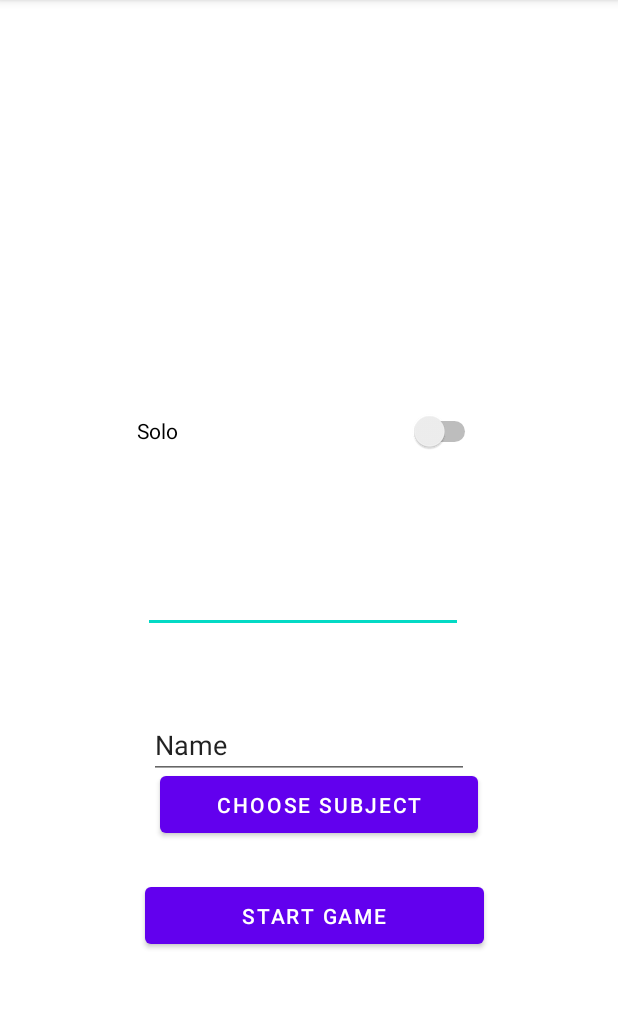
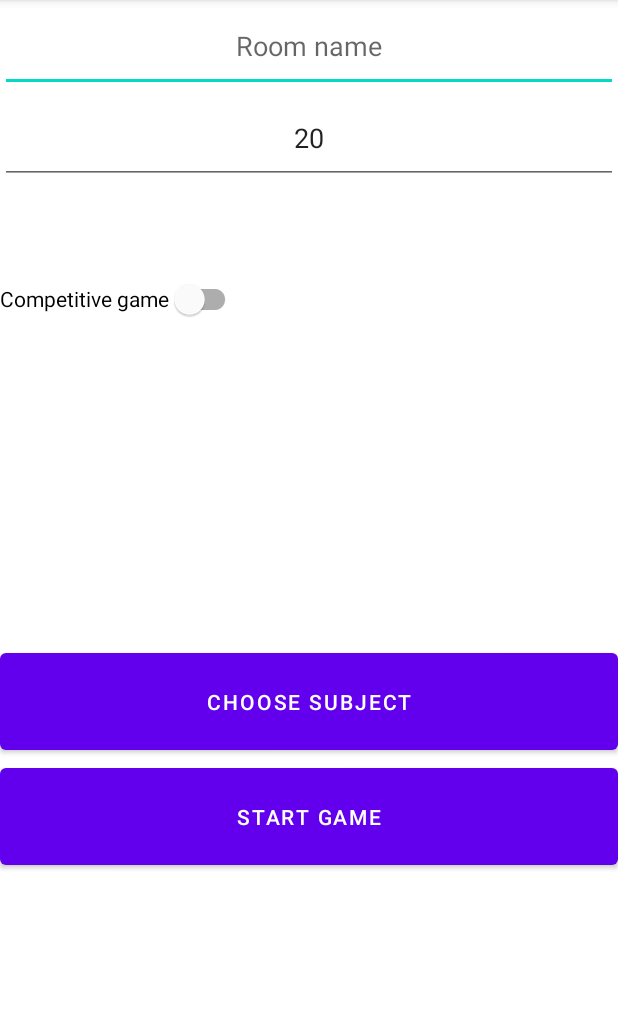
Before and after one commit to shaham89/TriviaApp, an Android app: the CreateSoloRoomActivity screen opened directly, with no data from a screen before it, on a phone screen of 412 x 824 dp, the part 84-1093 px from its top. Run offline under Robolectric (Android 15) with nearby library versions, the phone set to English and light mode, and no system bars; our stand-ins replace Firebase (no records; nobody signed in at launch, a user with empty details on screens opened directly).

Commit message:
Changed files names, and the createRoom solo xml

```diff
--- a/app/src/main/AndroidManifest.xml
+++ b/app/src/main/AndroidManifest.xml
@@ -10,7 +10,7 @@
         android:supportsRtl="true"
         android:theme="@style/Theme.TriviaApp">
         <activity
-            android:name=".CreateRoomActivity"
+            android:name=".CreateSoloRoomActivity"
             android:exported="false" />
         <activity
             android:name=".ChooseSubjectActivity"
--- a/app/src/main/java/com/example/triviaapp/CreateRoomActivity.java
+++ b/app/src/main/java/com/example/triviaapp/CreateSoloRoomActivity.java
@@ -14,6 +14,8 @@ import android.view.View;
 
 import com.example.triviaapp.custom_classes.Question;
 import com.example.triviaapp.custom_classes.Room;
+import com.google.firebase.auth.FirebaseAuth;
+import com.google.firebase.auth.FirebaseUser;
 import com.google.firebase.firestore.CollectionReference;
 import com.google.firebase.firestore.DocumentReference;
 import com.google.firebase.firestore.DocumentSnapshot;
@@ -23,44 +25,45 @@ import com.google.firebase.firestore.QueryDocumentSnapshot;
 import java.util.ArrayList;
 import java.util.HashSet;
 import java.util.Map;
+import java.util.Objects;
 
-public class CreateRoomActivity extends AppCompatActivity {
+public class CreateSoloRoomActivity extends AppCompatActivity {
 
     private static final String TAG = "CreateRoomActivity";
-    private static final int LAUNCH_SECOND_ACTIVITY = 7;
     private Room m_room;
     private static ArrayList<Question> questions;
     private FirebaseFirestore db;
+    private FirebaseUser m_user;
     public final String MAIN_SUBJECT_COLLECTION = "subjects_questions";
-    private int test;
 
     @Override
     protected void onCreate(Bundle savedInstanceState) {
         super.onCreate(savedInstanceState);
-        setContentView(R.layout.activity_create_room);
+        setContentView(R.layout.activity_create_solo_room);
 
         db = FirebaseFirestore.getInstance();
+        FirebaseAuth m_auth = FirebaseAuth.getInstance();
+        m_user = m_auth.getCurrentUser();
+        assert m_user != null;
 
-        test = 5;
+        //m_room = new Room(true, "", 4, 10, "test room");
+        initDefaultRoom();
 
-        m_room = new Room(true, "", 4, 10, "test room");
-
-//        m_room.is_solo = true;
-//        m_room.maxPlayers = 4;
-//        m_room.questions_number = 10;
-//        m_room.name = "test room";
 
         findViewById(R.id.chooseSubjectButton).setOnClickListener(new chooseSubjectClickHandler());
         findViewById(R.id.startGameButton).setOnClickListener(new startGameClickHandler());
 
     }
 
+    private void initDefaultRoom() {
+        m_room = new Room(m_user.getDisplayName() + "'s room");
+    }
 
     private class chooseSubjectClickHandler implements View.OnClickListener {
         @Override
         public void onClick(View view){
 
-            Intent intent = new Intent(CreateRoomActivity.this, ChooseSubjectActivity.class);
+            Intent intent = new Intent(CreateSoloRoomActivity.this, ChooseSubjectActivity.class);
             getSubjectResult.launch(intent);
 
         }
@@ -117,14 +120,14 @@ public class CreateRoomActivity extends AppCompatActivity {
         String subjectPath = m_room.subject + "_subject";
         DocumentReference docRef = db.collection(MAIN_SUBJECT_COLLECTION).document(subjectPath);
 
-        questions = new ArrayList<Question>();
+        questions = new ArrayList<>();
 
         docRef.get().addOnCompleteListener(task -> {
             if (task.isSuccessful()) {
                 // Document found in the offline cache
                 DocumentSnapshot document = task.getResult();
                 Log.d(TAG, "Cached document data: " + document.getData());
-                int maxQuestions = document.getLong("Length").intValue();
+                int maxQuestions = Objects.requireNonNull(document.getLong("Length")).intValue();
                 getQuestions(numberOfWantedQuestions, maxQuestions);
                 Log.d(TAG, "Questions:" + questions);
 
@@ -134,15 +137,15 @@ public class CreateRoomActivity extends AppCompatActivity {
         });
     }
 
-    private int getRandomNumber(int min, int max) {
-        return (int) ((Math.random() * (max - min)) + min);
+    private int getRandomNumber(int max) {
+        return (int) ((Math.random() * (max)));
     }
 
     private void getQuestions(int numberOfWantedQuestions, int maxQuestions){
-        HashSet<Integer> randomIndicesSet = new HashSet<Integer>();
+        HashSet<Integer> randomIndicesSet = new HashSet<>();
 
         while(randomIndicesSet.size() < numberOfWantedQuestions){
-            randomIndicesSet.add(getRandomNumber(0, maxQuestions - 1));
+            randomIndicesSet.add(getRandomNumber(maxQuestions - 1));
         }
 
         for (int index : randomIndicesSet) {
--- a/app/src/main/java/com/example/triviaapp/HomeActivity.java
+++ b/app/src/main/java/com/example/triviaapp/HomeActivity.java
@@ -14,8 +14,6 @@ import com.google.firebase.auth.FirebaseUser;
 
 public class HomeActivity extends AppCompatActivity {
 
-    private FirebaseAuth m_auth;
-
     private FirebaseUser m_user;
 
     @Override
@@ -23,7 +21,7 @@ public class HomeActivity extends AppCompatActivity {
         super.onCreate(savedInstanceState);
         setContentView(R.layout.activity_home);
 
-        m_auth = FirebaseAuth.getInstance();
+        FirebaseAuth m_auth = FirebaseAuth.getInstance();
         m_user = m_auth.getCurrentUser();
         assert m_user != null;
 
@@ -41,7 +39,7 @@ public class HomeActivity extends AppCompatActivity {
     private class createRoomClickHandler implements View.OnClickListener {
         @Override
         public void onClick(View view){
-            Intent intent = new Intent(getApplicationContext(), CreateRoomActivity.class);
+            Intent intent = new Intent(getApplicationContext(), CreateSoloRoomActivity.class);
             //intent.putExtra(String.valueOf(R.string.is_solo), false);
             startActivity(intent);
             finish();
--- a/app/src/main/java/com/example/triviaapp/custom_classes/Room.java
+++ b/app/src/main/java/com/example/triviaapp/custom_classes/Room.java
@@ -1,17 +1,25 @@
 package com.example.triviaapp.custom_classes;
+
+import android.content.res.Resources;
+
+import com.example.triviaapp.R;
 
 import java.io.Serializable;
 import java.util.ArrayList;
 
 public class Room implements Serializable {
-    final public boolean is_solo;
-    final public boolean is_competitive;
+    public boolean is_solo;
+    public boolean is_competitive;
     public String subject;
-    final public int maxPlayers;
-    final public int questions_number;
-    final public String room_name;
+    public int maxPlayers;
+    public int questions_number;
+    public String room_name;
     public ArrayList<Question> questions;
     public ArrayList<String> players;
+
+
+    public static final String DEFAULT_SUBJECT = Resources.getSystem().getString(R.string.capitals);
+    public static final int DEFAULT_QUESTION_NUMBER = 20;
 
     public Room(boolean is_solo, boolean is_competitive, String subject, int maxPlayers, int questions_number, String room_name, ArrayList<Question> questions, ArrayList<String> players) {
         this.is_solo = is_solo;
@@ -33,5 +41,13 @@ public class Room implements Serializable {
         this.room_name = name;
     }
 
+    public Room(String roomName){
+        this.is_solo = true;
+        this.subject = DEFAULT_SUBJECT;
+        this.is_competitive = false;
+        this.maxPlayers = 1;
+        this.questions_number = DEFAULT_QUESTION_NUMBER;
+        this.room_name = roomName;
+    }
 
 }
--- a/app/src/main/res/layout/activity_create_room.xml
+++ /dev/null
@@ -1,71 +0,0 @@
-<?xml version="1.0" encoding="utf-8"?>
-<androidx.constraintlayout.widget.ConstraintLayout xmlns:android="http://schemas.android.com/apk/res/android"
-    xmlns:app="http://schemas.android.com/apk/res-auto"
-    xmlns:tools="http://schemas.android.com/tools"
-    android:layout_width="match_parent"
-    android:layout_height="match_parent"
-    tools:context=".CreateRoomActivity">
-
-    <Switch
-        android:id="@+id/isSoloSwitch"
-        android:layout_width="229dp"
-        android:layout_height="0dp"
-        android:layout_marginTop="243dp"
-        android:layout_marginBottom="45dp"
-        android:text="Solo"
-        app:layout_constraintBottom_toTopOf="@+id/questionsNumber"
-        app:layout_constraintEnd_toEndOf="parent"
-        app:layout_constraintStart_toStartOf="parent"
-        app:layout_constraintTop_toTopOf="parent" />
-
-    <EditText
-        android:id="@+id/questionsNumber"
-        android:layout_width="wrap_content"
-        android:layout_height="wrap_content"
-        android:layout_marginStart="4dp"
-        android:layout_marginBottom="52dp"
-        android:ems="10"
-        android:inputType="numberSigned"
-        app:layout_constraintBottom_toTopOf="@+id/editTextTextPersonName"
-        app:layout_constraintStart_toStartOf="@+id/isSoloSwitch"
-        app:layout_constraintTop_toBottomOf="@+id/isSoloSwitch" />
-
-    <EditText
-        android:id="@+id/editTextTextPersonName"
-        android:layout_width="wrap_content"
-        android:layout_height="wrap_content"
-        android:layout_marginStart="4dp"
-        android:layout_marginBottom="66dp"
-        android:ems="10"
-        android:inputType="textPersonName"
-        android:text="Name"
-        app:layout_constraintBottom_toTopOf="@+id/startGameButton"
-        app:layout_constraintStart_toStartOf="@+id/questionsNumber"
-        app:layout_constraintTop_toBottomOf="@+id/questionsNumber" />
-
-    <Button
-        android:id="@+id/startGameButton"
-        android:layout_width="226dp"
-        android:layout_height="50dp"
-        android:layout_marginBottom="117dp"
-        android:text="@string/start_game"
-        app:layout_constraintBottom_toBottomOf="parent"
-        app:layout_constraintEnd_toEndOf="parent"
-        app:layout_constraintHorizontal_bias="0.518"
-        app:layout_constraintStart_toStartOf="parent"
-        app:layout_constraintTop_toBottomOf="@+id/chooseSubjectButton" />
-
-    <Button
-        android:id="@+id/chooseSubjectButton"
-        android:layout_width="0dp"
-        android:layout_height="50dp"
-        android:layout_marginStart="7dp"
-        android:layout_marginTop="496dp"
-        android:layout_marginEnd="4dp"
-        android:layout_marginBottom="8dp"
-        android:text="@string/choose_subject"
-        app:layout_constraintBottom_toTopOf="@+id/startGameButton"
-        app:layout_constraintEnd_toEndOf="@+id/startGameButton"
-        app:layout_constraintStart_toStartOf="@+id/editTextTextPersonName"
-        app:layout_constraintTop_toTopOf="parent" />
-</androidx.constraintlayout.widget.ConstraintLayout>
--- /dev/null
+++ b/app/src/main/res/layout/activity_create_solo_room.xml
@@ -0,0 +1,67 @@
+<?xml version="1.0" encoding="utf-8"?>
+<LinearLayout xmlns:android="http://schemas.android.com/apk/res/android"
+    xmlns:tools="http://schemas.android.com/tools"
+    android:layout_width="match_parent"
+    android:layout_height="match_parent"
+    android:orientation="vertical"
+    android:weightSum="100"
+    tools:context=".CreateSoloRoomActivity">
+
+
+    <EditText
+        android:id="@+id/roomTitleEditText"
+        android:layout_width="match_parent"
+        android:layout_height="0dp"
+        android:layout_weight="8"
+        android:ems="10"
+        android:hint="@string/room_name"
+        android:inputType="textPersonName"
+        android:textAlignment="center"
+        android:importantForAutofill="no" />
+
+    <EditText
+        android:id="@+id/questionsNumberEditText"
+        android:layout_width="match_parent"
+        android:layout_height="0dp"
+        android:layout_weight="8"
+        android:ems="10"
+        android:textAlignment="center"
+        android:text="@string/DEFAULT_QUESTION_NUM"
+        android:inputType="numberSigned"
+        android:hint="@string/number_of_questions"
+        android:importantForAutofill="no" />
+
+
+    <LinearLayout
+        android:layout_width="match_parent"
+        android:layout_height="0dp"
+        android:layout_weight="40"
+        android:weightSum="100"
+        android:orientation="vertical">
+
+        <com.google.android.material.switchmaterial.SwitchMaterial
+            android:layout_width="wrap_content"
+            android:layout_height="0dp"
+            android:layout_weight="50"
+            android:checked="false"
+            android:text="@string/competitive_game_text"
+            tools:ignore="NestedWeights" />
+
+    </LinearLayout>
+
+    <Button
+        android:id="@+id/chooseSubjectButton"
+        android:layout_width="match_parent"
+        android:layout_height="0dp"
+        android:layout_weight="10"
+        android:text="@string/choose_subject"
+        />
+
+    <Button
+        android:id="@+id/startGameButton"
+        android:layout_width="match_parent"
+        android:layout_height="0dp"
+        android:layout_weight="10"
+        android:text="@string/start_game" />
+
+</LinearLayout>
--- a/app/src/main/res/values/strings.xml
+++ b/app/src/main/res/values/strings.xml
@@ -30,4 +30,8 @@
     <string name="start_game">Start Game</string>
     <string name="choose_subject">choose subject</string>
     <string name="subject">Subject</string>
+    <string name="DEFAULT_QUESTION_NUM">20</string>
+    <string name="competitive_game_text">Competitive game</string>
+    <string name="room_name">Room name</string>
+    <string name="number_of_questions">Number of Questions</string>
 </resources>
```
